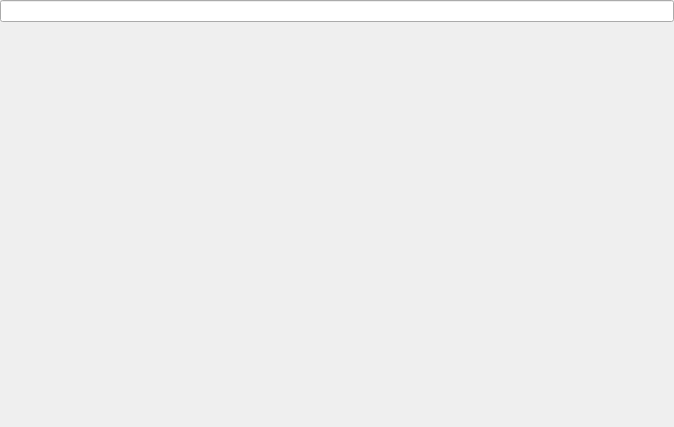
Old version of the form client/src/services/VideoRehabService/VideoRehabWidget.ui in the repository introlab/openteraplus.
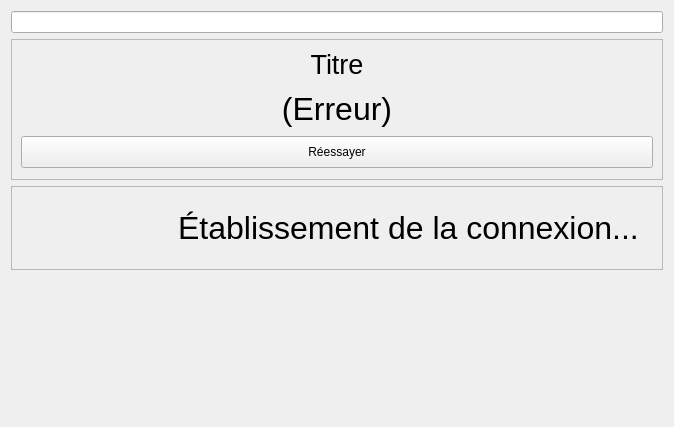
New version of the form. Icons and pictures are not drawn.

Commit message: Refs #8. Work in progress on In-Session UI...

What changed in the file:
```diff
--- a/client/src/services/VideoRehabService/VideoRehabWidget.ui
+++ b/client/src/services/VideoRehabService/VideoRehabWidget.ui
@@ -14,23 +14,182 @@
    <string>Form</string>
   </property>
   <layout class="QVBoxLayout" name="verticalLayout">
-   <property name="leftMargin">
-    <number>0</number>
-   </property>
-   <property name="topMargin">
-    <number>0</number>
-   </property>
-   <property name="rightMargin">
-    <number>0</number>
-   </property>
-   <property name="bottomMargin">
-    <number>0</number>
-   </property>
    <item>
     <widget class="QLineEdit" name="txtURL"/>
    </item>
+   <item>
+    <widget class="QFrame" name="frameError">
+     <property name="sizePolicy">
+      <sizepolicy hsizetype="Preferred" vsizetype="Expanding">
+       <horstretch>0</horstretch>
+       <verstretch>0</verstretch>
+      </sizepolicy>
+     </property>
+     <property name="frameShape">
+      <enum>QFrame::StyledPanel</enum>
+     </property>
+     <property name="frameShadow">
+      <enum>QFrame::Raised</enum>
+     </property>
+     <layout class="QVBoxLayout" name="verticalLayout_3">
+      <item alignment="Qt::AlignTop">
+       <widget class="QLabel" name="lblTitle">
+        <property name="font">
+         <font>
+          <pointsize>20</pointsize>
+         </font>
+        </property>
+        <property name="text">
+         <string>Titre</string>
+        </property>
+        <property name="alignment">
+         <set>Qt::AlignCenter</set>
+        </property>
+       </widget>
+      </item>
+      <item alignment="Qt::AlignVCenter">
+       <widget class="QLabel" name="lblError">
+        <property name="font">
+         <font>
+          <pointsize>24</pointsize>
+         </font>
+        </property>
+        <property name="text">
+         <string>(Erreur)</string>
+        </property>
+        <property name="alignment">
+         <set>Qt::AlignCenter</set>
+        </property>
+       </widget>
+      </item>
+      <item alignment="Qt::AlignVCenter">
+       <widget class="QPushButton" name="btnRefresh">
+        <property name="minimumSize">
+         <size>
+          <width>0</width>
+          <height>32</height>
+         </size>
+        </property>
+        <property name="cursor">
+         <cursorShape>PointingHandCursor</cursorShape>
+        </property>
+        <property name="text">
+         <string>Réessayer</string>
+        </property>
+        <property name="icon">
+         <iconset resource="../../../resources/TeraClient.qrc">
+          <normaloff>:/icons/refresh.png</normaloff>:/icons/refresh.png</iconset>
+        </property>
+        <property name="iconSize">
+         <size>
+          <width>24</width>
+          <height>24</height>
+         </size>
+        </property>
+       </widget>
+      </item>
+     </layout>
+    </widget>
+   </item>
+   <item>
+    <widget class="QFrame" name="frameLoading">
+     <property name="frameShape">
+      <enum>QFrame::StyledPanel</enum>
+     </property>
+     <property name="frameShadow">
+      <enum>QFrame::Raised</enum>
+     </property>
+     <layout class="QHBoxLayout" name="horizontalLayout">
+      <item>
+       <spacer name="horizontalSpacer">
+        <property name="orientation">
+         <enum>Qt::Horizontal</enum>
+        </property>
+        <property name="sizeHint" stdset="0">
+         <size>
+          <width>40</width>
+          <height>20</height>
+         </size>
+        </property>
+       </spacer>
+      </item>
+      <item alignment="Qt::AlignHCenter">
+       <widget class="QLabel" name="icoLoading">
+        <property name="sizePolicy">
+         <sizepolicy hsizetype="Fixed" vsizetype="Fixed">
+          <horstretch>0</horstretch>
+          <verstretch>0</verstretch>
+         </sizepolicy>
+        </property>
+        <property name="minimumSize">
+         <size>
+          <width>137</width>
+          <height>64</height>
+         </size>
+        </property>
+        <property name="maximumSize">
+         <size>
+          <width>137</width>
+          <height>64</height>
+         </size>
+        </property>
+        <property name="text">
+         <string/>
+        </property>
+        <property name="pixmap">
+         <pixmap resource="../../../resources/TeraClient.qrc">:/status/connecting.gif</pixmap>
+        </property>
+        <property name="scaledContents">
+         <bool>true</bool>
+        </property>
+       </widget>
+      </item>
+      <item alignment="Qt::AlignHCenter">
+       <widget class="QLabel" name="lblLoading">
+        <property name="sizePolicy">
+         <sizepolicy hsizetype="Preferred" vsizetype="Preferred">
+          <horstretch>0</horstretch>
+          <verstretch>0</verstretch>
+         </sizepolicy>
+        </property>
+        <property name="font">
+         <font>
+          <family>MS Sans Serif</family>
+          <pointsize>24</pointsize>
+         </font>
+        </property>
+        <property name="text">
+         <string>Établissement de la connexion...</string>
+        </property>
+        <property name="alignment">
+         <set>Qt::AlignCenter</set>
+        </property>
+       </widget>
+      </item>
+      <item>
+       <spacer name="horizontalSpacer_2">
+        <property name="orientation">
+         <enum>Qt::Horizontal</enum>
+        </property>
+        <property name="sizeHint" stdset="0">
+         <size>
+          <width>40</width>
+          <height>20</height>
+         </size>
+        </property>
+       </spacer>
+      </item>
+     </layout>
+    </widget>
+   </item>
    <item>
     <widget class="QWidget" name="wdgWebEngine" native="true">
+     <property name="sizePolicy">
+      <sizepolicy hsizetype="Preferred" vsizetype="MinimumExpanding">
+       <horstretch>0</horstretch>
+       <verstretch>0</verstretch>
+      </sizepolicy>
+     </property>
      <layout class="QVBoxLayout" name="verticalLayout_2">
       <property name="leftMargin">
        <number>0</number>
```
Left out of the diff: 4 changed lines with no effect on the pictures. The commit also changes 6 other files.
